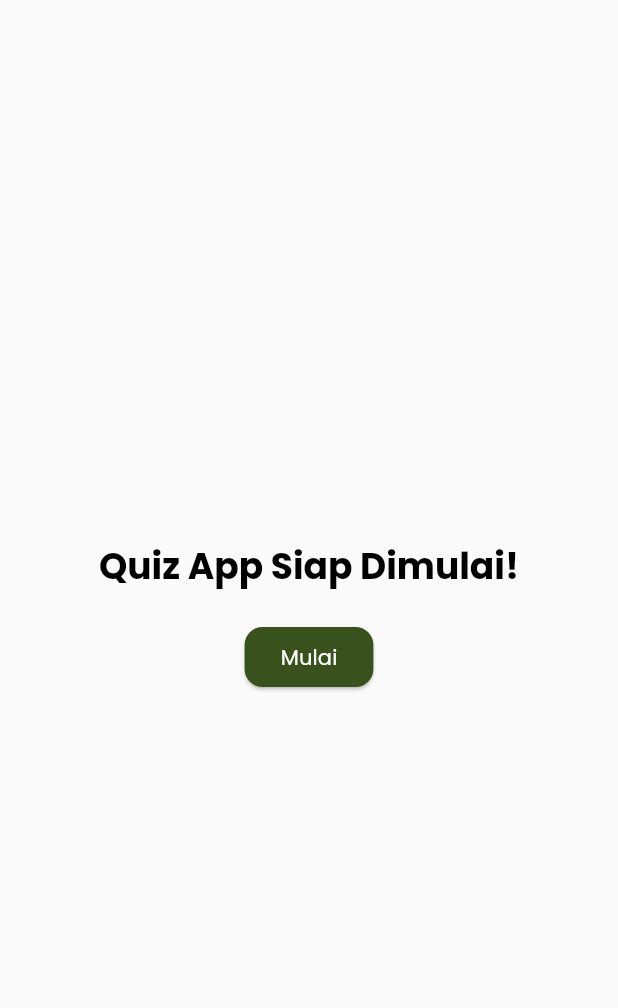
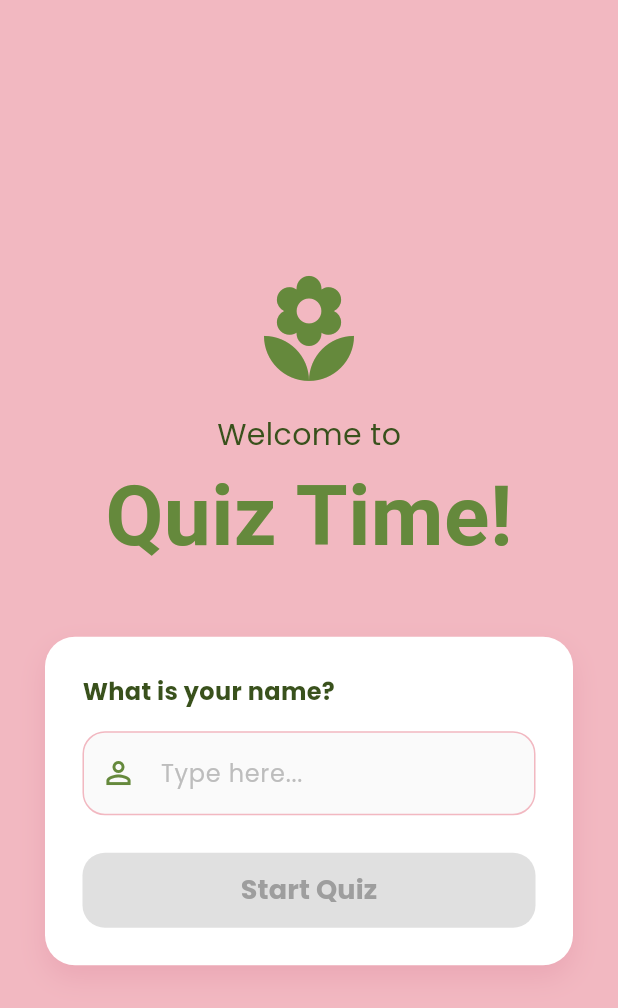
Before and after one commit to gracecclaudia/quiz_app, a Flutter app: the screen it shows after launch, on a phone screen of 412 x 824 dp. Shown: the top 1008 px of the screen. Run offline on Flutter 3.47's test engine with Material 3 defaults, Android fonts, the light colour scheme and no system bars; Roboto replaces fonts that are missing (MountainsOfChristmas).

Commit message:
feat: add reusable CustomTextField and improve WelcomeScreen UX

```diff
--- a/lib/screens/quiz_screen.dart
+++ b/lib/screens/quiz_screen.dart
@@ -1,11 +1,18 @@
-class Question {
-  final String text;
-  final List<String> options;
-  final int correctOptionIndex;
+import 'package:flutter/material.dart';
 
-  Question({
-    required this.text,
-    required this.options,
-    required this.correctOptionIndex,
-  });
+class QuizScreen extends StatelessWidget {
+  const QuizScreen({super.key});
+
+  @override
+  Widget build(BuildContext context) {
+    return Scaffold(
+      appBar: AppBar(
+        title: const Text('Halaman Kuis'),
+        backgroundColor: Colors.white,
+      ),
+      body: const Center(
+        child: Text('Soal-soal kuis akan muncul di sini nanti!'),
+      ),
+    );
+  }
 }
--- a/lib/screens/welcome_screen.dart
+++ b/lib/screens/welcome_screen.dart
@@ -1,28 +1,131 @@
 import 'package:flutter/material.dart';
+import 'package:provider/provider.dart';
+import '../providers/quiz_provider.dart';
+import '../theme/app_theme.dart';
+import '../widgets/primary_button.dart';
+import '../widgets/custom_text_field.dart';
+import 'quiz_screen.dart';
 
-class WelcomeScreen extends StatelessWidget {
+class WelcomeScreen extends StatefulWidget {
   const WelcomeScreen({super.key});
+
+  @override
+  State<WelcomeScreen> createState() => _WelcomeScreenState();
+}
+
+class _WelcomeScreenState extends State<WelcomeScreen> {
+  final TextEditingController _nameController = TextEditingController();
+  bool _isNameFilled = false; // status apakah teks sudah diisi
+
+  @override
+  void initState() {
+    super.initState();
+    // memantau setiap ketikan keyboard
+    _nameController.addListener(() {
+      setState(() {
+        // cek apakah kolom input tidak kosong (spasi saja tidak dihitung)
+        _isNameFilled = _nameController.text.trim().isNotEmpty;
+      });
+    });
+  }
+
+  @override
+  void dispose() {
+    _nameController.dispose();
+    super.dispose();
+  }
+
+  void _startQuiz() {
+    final name = _nameController.text.trim();
+    Provider.of<QuizProvider>(context, listen: false).setUserName(name);
+
+    Navigator.pushReplacement(
+      context,
+      MaterialPageRoute(builder: (context) => const QuizScreen()),
+    );
+  }
 
   @override
   Widget build(BuildContext context) {
     return Scaffold(
-      body: Center(
+      backgroundColor: AppTheme.lightPink,
+      body: SafeArea(
+        child: Center(
+          child: SingleChildScrollView(
+            padding: const EdgeInsets.symmetric(horizontal: 30),
             child: Column(
               mainAxisAlignment: MainAxisAlignment.center,
               children: [
-            Text(
-              'Quiz App Siap Dimulai!',
-              style: Theme.of(context).textTheme.headlineSmall?.copyWith(
-                fontWeight: FontWeight.bold,
+                const Icon(
+                  Icons.local_florist,
+                  size: 80,
+                  color: AppTheme.lightGreen,
+                ),
+                const SizedBox(height: 15),
+                const Text(
+                  'Welcome to',
+                  style: TextStyle(
+                    fontSize: 20,
+                    color: AppTheme.darkGreen,
+                    fontWeight: FontWeight.w500,
                   ),
                 ),
-            const SizedBox(height: 20),
-            ElevatedButton(
-              onPressed: () {
-              },
-              child: const Text('Mulai'),
+                const Text(
+                  'Quiz Time!',
+                  style: TextStyle(
+                    fontFamily: 'MountainsOfChristmas',
+                    fontSize: 56,
+                    fontWeight: FontWeight.bold,
+                    color: AppTheme.lightGreen,
+                  ),
+                ),
+                const SizedBox(height: 40),
+
+                Container(
+                  padding: const EdgeInsets.all(25),
+                  decoration: BoxDecoration(
+                    color: Colors.white,
+                    borderRadius: BorderRadius.circular(20),
+                    boxShadow: [
+                      BoxShadow(
+                        color: AppTheme.primaryPink.withOpacity(0.3),
+                        blurRadius: 15,
+                        offset: const Offset(0, 8),
                       ),
                     ],
+                  ),
+                  child: Column(
+                    crossAxisAlignment: CrossAxisAlignment.start,
+                    children: [
+                      const Text(
+                        'What is your name?',
+                        style: TextStyle(
+                          fontSize: 16,
+                          fontWeight: FontWeight.w600,
+                          color: AppTheme.darkGreen,
+                        ),
+                      ),
+                      const SizedBox(height: 15),
+
+                      CustomTextField(
+                        controller: _nameController,
+                        hintText: 'Type here...',
+                        icon: Icons.person_outline,
+                      ),
+
+                      const SizedBox(height: 25),
+
+                      PrimaryButton(
+                        text: 'Start Quiz',
+                        // jika _isNameFilled false, tombol jadi abu
+                        onPressed: _isNameFilled ? _startQuiz : null,
+                      ),
+                    ],
+                  ),
+                ),
+              ],
+            ),
+          ),
         ),
       ),
     );
--- /dev/null
+++ b/lib/widgets/custom_text_field.dart
@@ -0,0 +1,49 @@
+import 'package:flutter/material.dart';
+import '../theme/app_theme.dart';
+
+class CustomTextField extends StatelessWidget {
+  final TextEditingController controller;
+  final String hintText;
+  final IconData icon;
+
+  const CustomTextField({
+    super.key,
+    required this.controller,
+    required this.hintText,
+    required this.icon,
+  });
+
+  @override
+  Widget build(BuildContext context) {
+    return TextField(
+      controller: controller,
+      style: const TextStyle(color: AppTheme.darkGreen),
+      decoration: InputDecoration(
+        hintText: hintText,
+        hintStyle: TextStyle(color: Colors.grey.shade400),
+        prefixIcon: Icon(icon, color: AppTheme.lightGreen),
+        filled: true,
+        fillColor: const Color(0xFFFAFAFA),
+        contentPadding: const EdgeInsets.symmetric(
+          horizontal: 20,
+          vertical: 16,
+        ),
+        border: OutlineInputBorder(
+          borderRadius: BorderRadius.circular(15),
+          borderSide: const BorderSide(color: AppTheme.lightPink),
+        ),
+        enabledBorder: OutlineInputBorder(
+          borderRadius: BorderRadius.circular(15),
+          borderSide: const BorderSide(color: AppTheme.lightPink),
+        ),
+        focusedBorder: OutlineInputBorder(
+          borderRadius: BorderRadius.circular(15),
+          borderSide: const BorderSide(
+            color: AppTheme.lightGreen,
+            width: 2,
+          ),
+        ),
+      ),
+    );
+  }
+}
--- a/lib/widgets/primary_button.dart
+++ b/lib/widgets/primary_button.dart
@@ -0,0 +1,41 @@
+import 'package:flutter/material.dart';
+import '../theme/app_theme.dart';
+
+class PrimaryButton extends StatelessWidget {
+  final String text;
+  final VoidCallback? onPressed;
+
+  const PrimaryButton({
+    super.key,
+    required this.text,
+    required this.onPressed,
+  });
+
+  @override
+  Widget build(BuildContext context) {
+    return SizedBox(
+      width: double.infinity,
+      height: 50,
+      child: ElevatedButton(
+        onPressed: onPressed,
+        style: ElevatedButton.styleFrom(
+          backgroundColor: AppTheme.lightGreen,
+          disabledBackgroundColor: Colors.grey.shade300,
+          disabledForegroundColor: Colors.grey.shade500,
+          foregroundColor: Colors.white,
+          shape: RoundedRectangleBorder(
+            borderRadius: BorderRadius.circular(15),
+          ),
+          elevation: onPressed == null ? 0 : 2,
+        ),
+        child: Text(
+          text,
+          style: const TextStyle(
+            fontSize: 18,
+            fontWeight: FontWeight.bold,
+          ),
+        ),
+      ),
+    );
+  }
+}
```
Lines whose indentation alone changed are shown as unchanged.
